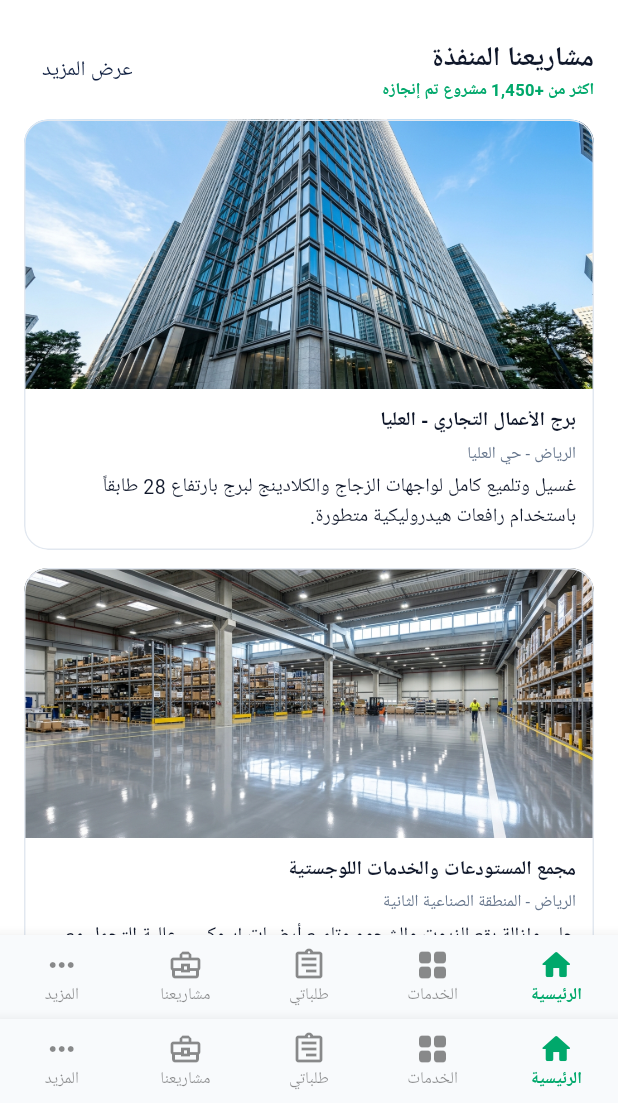
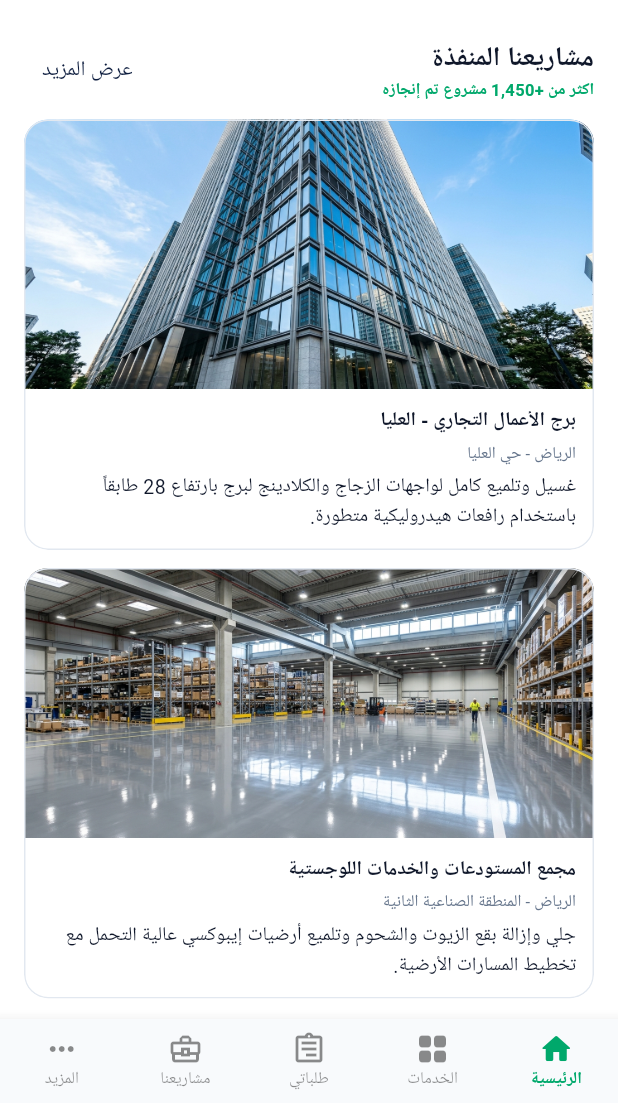
Before and after one commit to alhjry0o/aljawad, a Flutter app: the screen it shows after launch, scrolled down 1152 dp, on a phone screen of 412 x 824 dp, the part 133-1236 px from its top. Run offline on Flutter 3.47's test engine with Material 3 defaults, Android fonts, the phone set to English and light mode, and no system bars; our stand-ins replace flutter_riverpod, go_router, google_fonts, shared_preferences; Roboto replaces fonts that are missing (Cairo).

Commit message:
Update home_screen.dart

```diff
--- a/lib/features/home/presentation/screens/home_screen.dart
+++ b/lib/features/home/presentation/screens/home_screen.dart
@@ -26,13 +26,7 @@ class _HomeScreenState extends ConsumerState<HomeScreen> {
     super.dispose();
   }
 
-  void _onBottomNavTapped(int index) {
-    if (index == 0) return;
-    if (index == 1) context.push('/services');
-    if (index == 2) context.push('/requests');
-    if (index == 3) context.push('/projects');
-    if (index == 4) context.push('/settings');
-  }
+
 
   @override
   Widget build(BuildContext context) {
@@ -116,38 +110,7 @@ class _HomeScreenState extends ConsumerState<HomeScreen> {
           ),
         ],
       ),
-      bottomNavigationBar: BottomNavigationBar(
-        currentIndex: _currentBottomNavIndex,
-        onTap: _onBottomNavTapped,
-        type: BottomNavigationBarType.fixed,
-        selectedItemColor: AppColors.accentGreen,
-        unselectedItemColor:
-            isDark ? Colors.white60 : Colors.black45,
-        selectedLabelStyle: AppTypography.labelSmall,
-        unselectedLabelStyle: AppTypography.caption,
-        items: const [
-          BottomNavigationBarItem(
-            icon: Icon(Icons.home_rounded),
-            label: 'الرئيسية',
-          ),
-          BottomNavigationBarItem(
-            icon: Icon(Icons.grid_view_rounded),
-            label: 'الخدمات',
-          ),
-          BottomNavigationBarItem(
-            icon: Icon(Icons.assignment_outlined),
-            label: 'طلباتي',
-          ),
-          BottomNavigationBarItem(
-            icon: Icon(Icons.business_center_outlined),
-            label: 'مشاريعنا',
-          ),
-          BottomNavigationBarItem(
-            icon: Icon(Icons.more_horiz_rounded),
-            label: 'المزيد',
-          ),
-        ],
-      ),
+
       body: SingleChildScrollView(
         padding: const EdgeInsets.symmetric(
           horizontal: 16,
```
